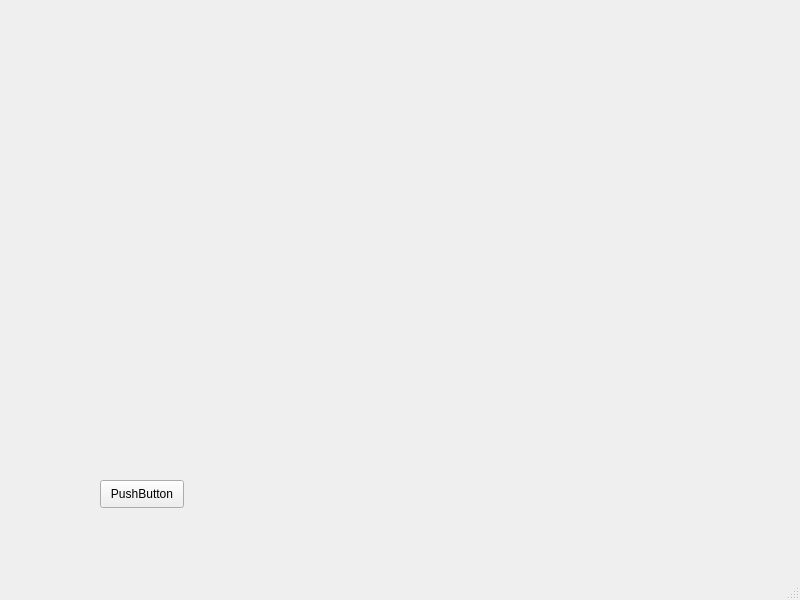
This is qtmap3d/tools/locationwidget/mainwindow.ui in HOOSHANKAVOSHBORNA/QTMAP3D-SAMPLE as Qt 5 draws it before an edit. The edited form follows.
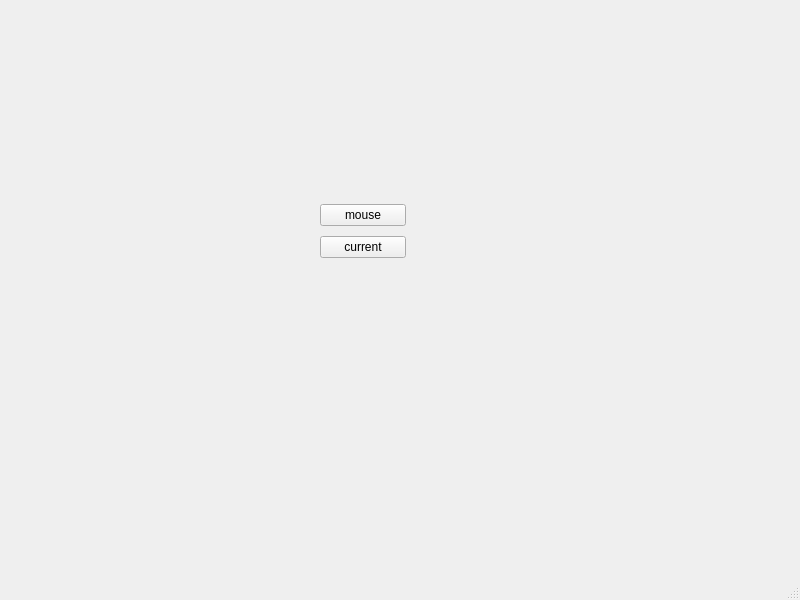
This is the edited form.

```diff
--- a/qtmap3d/tools/locationwidget/mainwindow.ui
+++ b/qtmap3d/tools/locationwidget/mainwindow.ui
@@ -14,18 +14,36 @@
    <string>MainWindow</string>
   </property>
   <widget class="QWidget" name="centralwidget">
-   <widget class="QPushButton" name="pushButton">
+   <widget class="QWidget" name="">
     <property name="geometry">
      <rect>
-      <x>100</x>
-      <y>480</y>
-      <width>84</width>
-      <height>28</height>
+      <x>320</x>
+      <y>200</y>
+      <width>86</width>
+      <height>64</height>
      </rect>
     </property>
-    <property name="text">
-     <string>PushButton</string>
-    </property>
+    <layout class="QVBoxLayout" name="verticalLayout">
+     <item>
+      <widget class="QPushButton" name="pushButton">
+       <property name="text">
+        <string>mouse</string>
+       </property>
+      </widget>
+     </item>
+     <item>
+      <widget class="QPushButton" name="pushButton_2">
+       <property name="font">
+        <font>
+         <family>Cantarell</family>
+        </font>
+       </property>
+       <property name="text">
+        <string>current</string>
+       </property>
+      </widget>
+     </item>
+    </layout>
    </widget>
   </widget>
   <widget class="QMenuBar" name="menubar">
```
